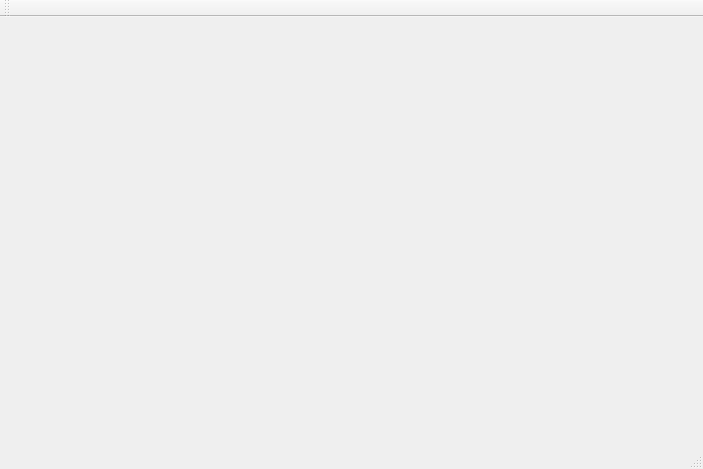
Qt form mainwindow.ui (whllhw/OS_Experiment) before a commit.
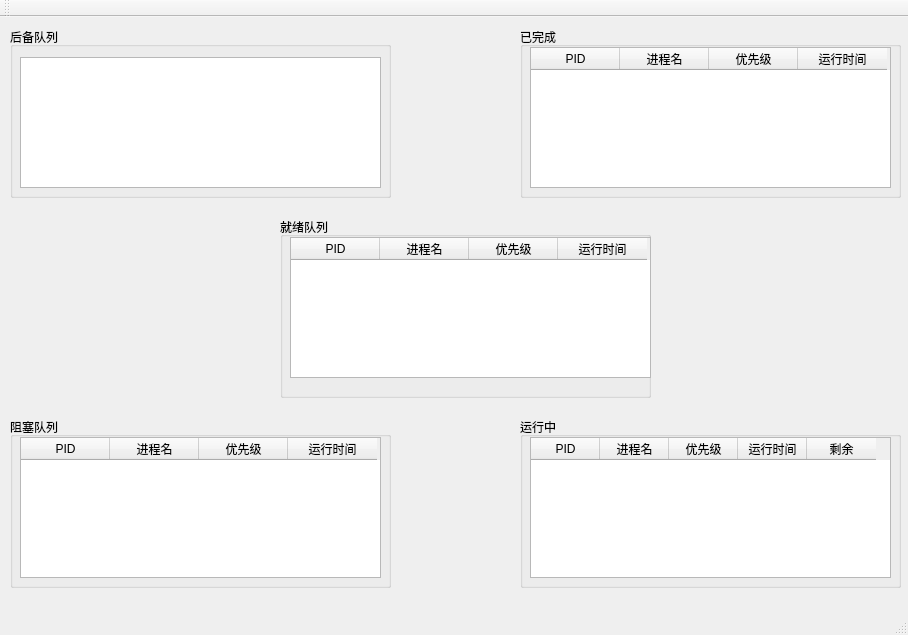
The same form after that commit.

```diff
--- a/mainwindow.ui
+++ b/mainwindow.ui
@@ -2,29 +2,305 @@
 <ui version="4.0">
  <class>MainWindow</class>
  <widget class="QMainWindow" name="MainWindow">
+  <property name="enabled">
+   <bool>true</bool>
+  </property>
   <property name="geometry">
    <rect>
     <x>0</x>
     <y>0</y>
-    <width>703</width>
-    <height>469</height>
+    <width>908</width>
+    <height>635</height>
    </rect>
   </property>
   <property name="windowTitle">
    <string>MainWindow</string>
   </property>
-  <widget class="QWidget" name="centralWidget"/>
-  <widget class="QMenuBar" name="menuBar">
-   <property name="geometry">
-    <rect>
-     <x>0</x>
-     <y>0</y>
-     <width>703</width>
-     <height>22</height>
-    </rect>
+  <widget class="QWidget" name="centralWidget">
+   <widget class="QGroupBox" name="groupBox_3">
+    <property name="geometry">
+     <rect>
+      <x>280</x>
+      <y>200</y>
+      <width>371</width>
+      <height>181</height>
+     </rect>
+    </property>
+    <property name="title">
+     <string>就绪队列</string>
+    </property>
+    <property name="flat">
+     <bool>false</bool>
+    </property>
+    <property name="checkable">
+     <bool>false</bool>
+    </property>
+    <widget class="QTableWidget" name="ready_tableWidget">
+     <property name="geometry">
+      <rect>
+       <x>10</x>
+       <y>20</y>
+       <width>361</width>
+       <height>141</height>
+      </rect>
+     </property>
+     <attribute name="horizontalHeaderVisible">
+      <bool>true</bool>
+     </attribute>
+     <attribute name="horizontalHeaderCascadingSectionResizes">
+      <bool>true</bool>
+     </attribute>
+     <attribute name="horizontalHeaderDefaultSectionSize">
+      <number>89</number>
+     </attribute>
+     <attribute name="horizontalHeaderShowSortIndicator" stdset="0">
+      <bool>false</bool>
+     </attribute>
+     <column>
+      <property name="text">
+       <string>PID</string>
+      </property>
+     </column>
+     <column>
+      <property name="text">
+       <string>进程名</string>
+      </property>
+     </column>
+     <column>
+      <property name="text">
+       <string>优先级</string>
+      </property>
+     </column>
+     <column>
+      <property name="text">
+       <string>运行时间</string>
+      </property>
+     </column>
+    </widget>
+   </widget>
+   <widget class="QGroupBox" name="groupBox_4">
+    <property name="geometry">
+     <rect>
+      <x>520</x>
+      <y>10</y>
+      <width>381</width>
+      <height>171</height>
+     </rect>
+    </property>
+    <property name="title">
+     <string>已完成</string>
+    </property>
+    <widget class="QTableWidget" name="finish_tableWidget">
+     <property name="geometry">
+      <rect>
+       <x>10</x>
+       <y>20</y>
+       <width>361</width>
+       <height>141</height>
+      </rect>
+     </property>
+     <attribute name="horizontalHeaderVisible">
+      <bool>true</bool>
+     </attribute>
+     <attribute name="horizontalHeaderCascadingSectionResizes">
+      <bool>true</bool>
+     </attribute>
+     <attribute name="horizontalHeaderDefaultSectionSize">
+      <number>89</number>
+     </attribute>
+     <attribute name="horizontalHeaderShowSortIndicator" stdset="0">
+      <bool>false</bool>
+     </attribute>
+     <column>
+      <property name="text">
+       <string>PID</string>
+      </property>
+     </column>
+     <column>
+      <property name="text">
+       <string>进程名</string>
+      </property>
+     </column>
+     <column>
+      <property name="text">
+       <string>优先级</string>
+      </property>
+     </column>
+     <column>
+      <property name="text">
+       <string>运行时间</string>
+      </property>
+     </column>
+    </widget>
+   </widget>
+   <widget class="QGroupBox" name="groupBox_6">
+    <property name="geometry">
+     <rect>
+      <x>10</x>
+      <y>400</y>
+      <width>381</width>
+      <height>171</height>
+     </rect>
+    </property>
+    <property name="title">
+     <string>阻塞队列</string>
+    </property>
+    <property name="flat">
+     <bool>false</bool>
+    </property>
+    <property name="checkable">
+     <bool>false</bool>
+    </property>
+    <widget class="QTableWidget" name="block_tableWidget">
+     <property name="geometry">
+      <rect>
+       <x>10</x>
+       <y>20</y>
+       <width>361</width>
+       <height>141</height>
+      </rect>
+     </property>
+     <attribute name="horizontalHeaderVisible">
+      <bool>true</bool>
+     </attribute>
+     <attribute name="horizontalHeaderCascadingSectionResizes">
+      <bool>true</bool>
+     </attribute>
+     <attribute name="horizontalHeaderDefaultSectionSize">
+      <number>89</number>
+     </attribute>
+     <attribute name="horizontalHeaderShowSortIndicator" stdset="0">
+      <bool>false</bool>
+     </attribute>
+     <column>
+      <property name="text">
+       <string>PID</string>
+      </property>
+     </column>
+     <column>
+      <property name="text">
+       <string>进程名</string>
+      </property>
+     </column>
+     <column>
+      <property name="text">
+       <string>优先级</string>
+      </property>
+     </column>
+     <column>
+      <property name="text">
+       <string>运行时间</string>
+      </property>
+     </column>
+    </widget>
+   </widget>
+   <widget class="QGroupBox" name="groupBox_7">
+    <property name="geometry">
+     <rect>
+      <x>520</x>
+      <y>400</y>
+      <width>381</width>
+      <height>171</height>
+     </rect>
+    </property>
+    <property name="title">
+     <string>运行中</string>
+    </property>
+    <property name="flat">
+     <bool>false</bool>
+    </property>
+    <property name="checkable">
+     <bool>false</bool>
+    </property>
+    <widget class="QTableWidget" name="run_tableWidget">
+     <property name="geometry">
+      <rect>
+       <x>10</x>
+       <y>20</y>
+       <width>361</width>
+       <height>141</height>
+      </rect>
+     </property>
+     <attribute name="horizontalHeaderVisible">
+      <bool>true</bool>
+     </attribute>
+     <attribute name="horizontalHeaderCascadingSectionResizes">
+      <bool>true</bool>
+     </attribute>
+     <attribute name="horizontalHeaderDefaultSectionSize">
+      <number>69</number>
+     </attribute>
+     <attribute name="horizontalHeaderShowSortIndicator" stdset="0">
+      <bool>false</bool>
+     </attribute>
+     <column>
+      <property name="text">
+       <string>PID</string>
+      </property>
+     </column>
+     <column>
+      <property name="text">
+       <string>进程名</string>
+      </property>
+     </column>
+     <column>
+      <property name="text">
+       <string>优先级</string>
+      </property>
+     </column>
+     <column>
+      <property name="text">
+       <string>运行时间</string>
+      </property>
+     </column>
+     <column>
+      <property name="text">
+       <string>剩余</string>
+      </property>
+     </column>
+    </widget>
+   </widget>
+   <widget class="QGroupBox" name="groupBox_5">
+    <property name="geometry">
+     <rect>
+      <x>10</x>
+      <y>10</y>
+      <width>381</width>
+      <height>171</height>
+     </rect>
+    </property>
+    <property name="title">
+     <string>后备队列</string>
+    </property>
+    <widget class="QTableView" name="back_tableView">
+     <property name="geometry">
+      <rect>
+       <x>10</x>
+       <y>30</y>
+       <width>361</width>
+       <height>131</height>
+      </rect>
+     </property>
+     <property name="textElideMode">
+      <enum>Qt::ElideRight</enum>
+     </property>
+     <attribute name="horizontalHeaderDefaultSectionSize">
+      <number>1</number>
+     </attribute>
+     <attribute name="horizontalHeaderHighlightSections">
+      <bool>true</bool>
+     </attribute>
+     <attribute name="verticalHeaderVisible">
+      <bool>false</bool>
+     </attribute>
+    </widget>
+   </widget>
+  </widget>
+  <widget class="QStatusBar" name="statusBar"/>
+  <widget class="QToolBar" name="toolBar">
+   <property name="windowTitle">
+    <string>toolBar</string>
    </property>
-  </widget>
-  <widget class="QToolBar" name="mainToolBar">
    <attribute name="toolBarArea">
     <enum>TopToolBarArea</enum>
    </attribute>
@@ -32,7 +308,6 @@
     <bool>false</bool>
    </attribute>
   </widget>
-  <widget class="QStatusBar" name="statusBar"/>
  </widget>
  <layoutdefault spacing="6" margin="11"/>
  <resources/>
```
